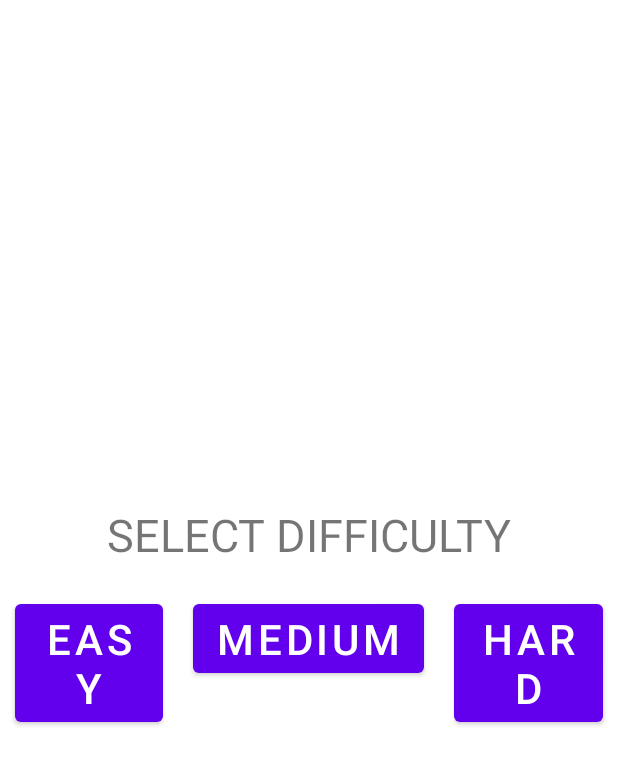
After one commit to heysh/Space-League, an Android app: the layout popup_window.xml on its own in the app's theme, with its tools: preview values and no code run, on a phone screen of 412 x 824 dp. The commit adds this screen. Shown: the top 765 px of the screen. Run offline under Robolectric (Android 15) with nearby library versions, the phone set to English and light mode, and no system bars.

Commit message:
Added level selection menu

```diff
--- a/app/src/main/AndroidManifest.xml
+++ b/app/src/main/AndroidManifest.xml
@@ -9,6 +9,9 @@
         android:roundIcon="@mipmap/ic_launcher_round"
         android:supportsRtl="true"
         android:theme="@style/Theme.SpaceLeague">
+        <activity android:name=".PopUp"
+            android:theme="@style/Theme.SpaceLeague.PopUp"
+            android:screenOrientation="landscape"/>
         <activity android:name=".GameActivity"
             android:theme="@style/Theme.SpaceLeague.noActionBar"
             android:screenOrientation="landscape"/>
--- a/app/src/main/java/com/bf000259/spaceleague/GameActivity.java
+++ b/app/src/main/java/com/bf000259/spaceleague/GameActivity.java
@@ -15,10 +15,13 @@ public class GameActivity extends AppCompatActivity {
 
         getWindow().setFlags(WindowManager.LayoutParams.FLAG_FULLSCREEN, WindowManager.LayoutParams.FLAG_FULLSCREEN);
 
+        Bundle b = getIntent().getExtras();
+        int level = b.getInt("level");
+
         Point point = new Point();
         getWindowManager().getDefaultDisplay().getSize(point);
 
-        gameView = new GameView(this, point.x, point.y);
+        gameView = new GameView(this, point.x, point.y, level);
 
         setContentView(gameView);
     }
--- a/app/src/main/java/com/bf000259/spaceleague/GameView.java
+++ b/app/src/main/java/com/bf000259/spaceleague/GameView.java
@@ -13,14 +13,15 @@ public class GameView extends SurfaceView implements Runnable {
     protected static float screenRatioX, screenRatioY;
     private Paint paint;
     private Player player;
-    private int FRAMES_PER_SECOND = 60;
+    private int level, FRAMES_PER_SECOND = 60;
     private Background bg1, bg2;
 
-    public GameView(Context context, int screenX, int screenY) {
+    public GameView(Context context, int screenX, int screenY, int level) {
         super(context);
 
         this.screenX = screenX;
         this.screenY = screenY;
+        this.level = level;
 
         screenRatioX = 1920f / screenX;
         screenRatioY = 1080f / screenY;
--- a/app/src/main/java/com/bf000259/spaceleague/MainActivity.java
+++ b/app/src/main/java/com/bf000259/spaceleague/MainActivity.java
@@ -20,7 +20,7 @@ public class MainActivity extends AppCompatActivity {
         findViewById(R.id.play).setOnClickListener(new View.OnClickListener() {
             @Override
             public void onClick(View v) {
-                startActivity(new Intent(MainActivity.this, GameActivity.class));
+                startActivity(new Intent(MainActivity.this, PopUp.class));
             }
         });
     }
--- /dev/null
+++ b/app/src/main/res/layout/popup_window.xml
@@ -0,0 +1,46 @@
+<?xml version="1.0" encoding="utf-8"?>
+<RelativeLayout xmlns:android="http://schemas.android.com/apk/res/android"
+    android:layout_width="match_parent"
+    android:layout_height="match_parent"
+    android:gravity="center">
+
+    <TextView
+        android:layout_centerHorizontal="true"
+        android:text="SELECT DIFFICULTY"
+        android:layout_width="wrap_content"
+        android:layout_height="wrap_content"
+        android:id="@+id/selectDifficulty"
+        android:textSize="30sp"
+        android:layout_marginBottom="20sp"/>
+
+    <Button
+        android:text="Easy"
+        android:layout_width="wrap_content"
+        android:layout_height="wrap_content"
+        android:id="@+id/easy"
+        android:layout_below="@+id/selectDifficulty"
+        android:layout_toLeftOf="@id/medium"
+        android:textSize="28sp"
+        android:layout_marginHorizontal="10sp"/>
+
+    <Button
+        android:text="Medium"
+        android:layout_width="wrap_content"
+        android:layout_height="wrap_content"
+        android:id="@+id/medium"
+        android:layout_below="@+id/selectDifficulty"
+        android:layout_centerHorizontal="true"
+        android:textSize="28sp"
+        android:layout_marginHorizontal="10sp"/>
+
+    <Button
+        android:id="@+id/hard"
+        android:layout_width="wrap_content"
+        android:layout_height="wrap_content"
+        android:text="Hard"
+        android:layout_below="@+id/selectDifficulty"
+        android:layout_toRightOf="@id/medium"
+        android:textSize="28sp"
+        android:layout_marginHorizontal="10sp"/>
+
+</RelativeLayout>
--- a/app/src/main/res/values/themes.xml
+++ b/app/src/main/res/values/themes.xml
@@ -19,4 +19,8 @@
         <item name="windowActionBar">false</item>
     </style>
 
+    <style name="Theme.SpaceLeague.PopUp">
+        <item name="android:windowIsTranslucent">true</item>
+        <item name="android:windowCloseOnTouchOutside">true</item>
+    </style>
 </resources>
```
Also changed, not shown: app/src/main/java/com/bf000259/spaceleague/PopUp.java (added, +53 -0 lines).
